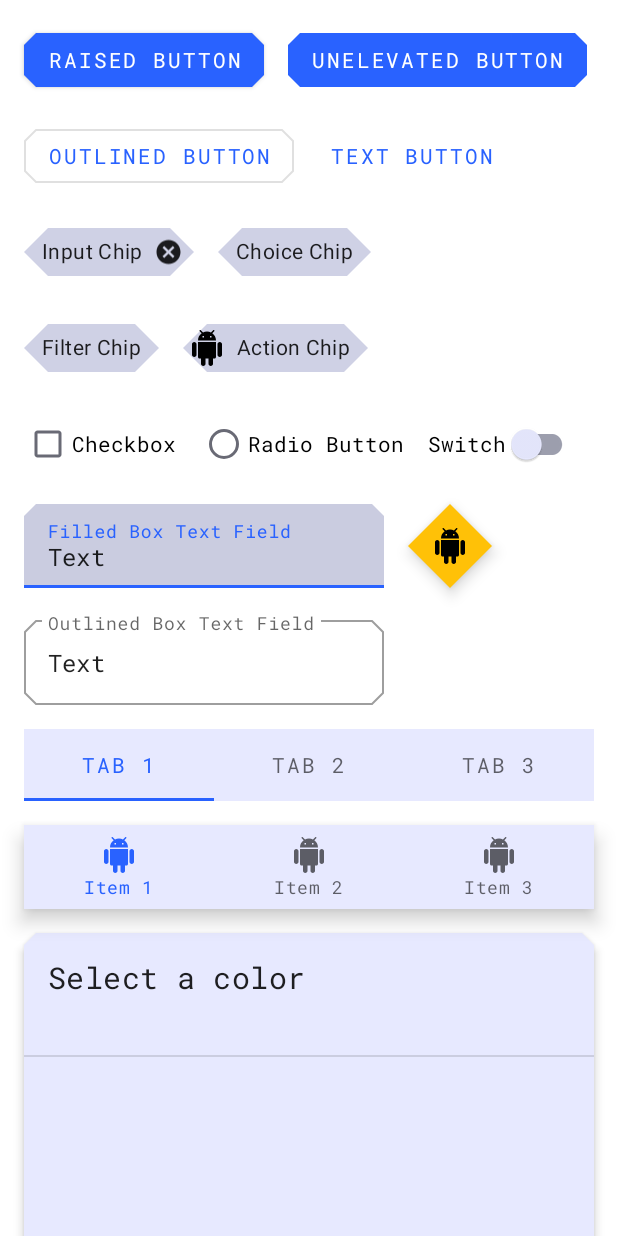
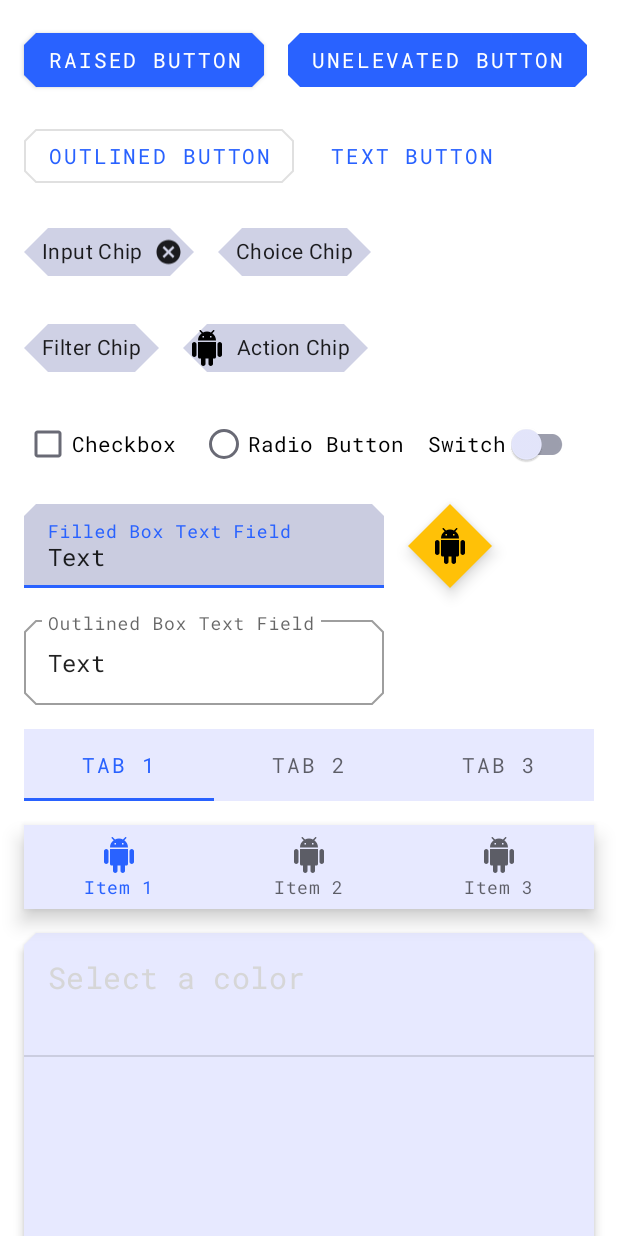
Before and after one commit to ricknout/android-mdc-custom-views, an Android app: the screen it shows after launch (MainActivity), on a phone screen of 412 x 824 dp. Run offline under Robolectric (Android 15) with nearby library versions, the phone set to English and light mode, and no system bars; 4 statements that could not run were skipped.

Commit message:
Use MDC color resources for different text emphasis

```diff
--- a/app/src/main/res/values/styles.xml
+++ b/app/src/main/res/values/styles.xml
@@ -53,8 +53,8 @@
         <item name="shapeAppearance">?attr/shapeAppearanceLargeComponent</item>
         <item name="backgroundTint">?attr/colorSurface</item>
         <item name="android:elevation">4dp</item>
-        <item name="titleTextColor">?attr/colorOnSurfaceEmphasisHighType</item>
-        <item name="subtitleTextColor">?attr/colorOnSurfaceEmphasisMedium</item>
+        <item name="titleTextColor">@color/mtrl_on_surface_emphasis_high_type</item>
+        <item name="subtitleTextColor">@color/mtrl_on_surface_emphasis_medium</item>
         <item name="itemShapeAppearance">?attr/shapeAppearanceSmallComponent</item>
         <item name="itemRippleColor">@color/ripple_color_color_picker</item>
     </style>
```
